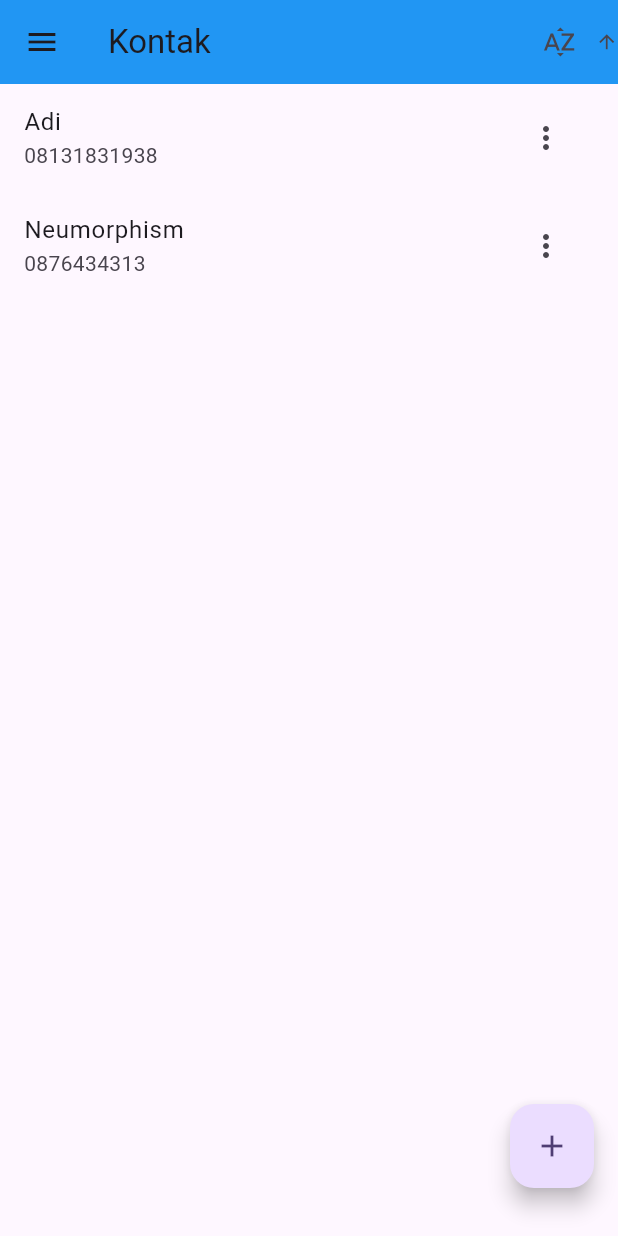
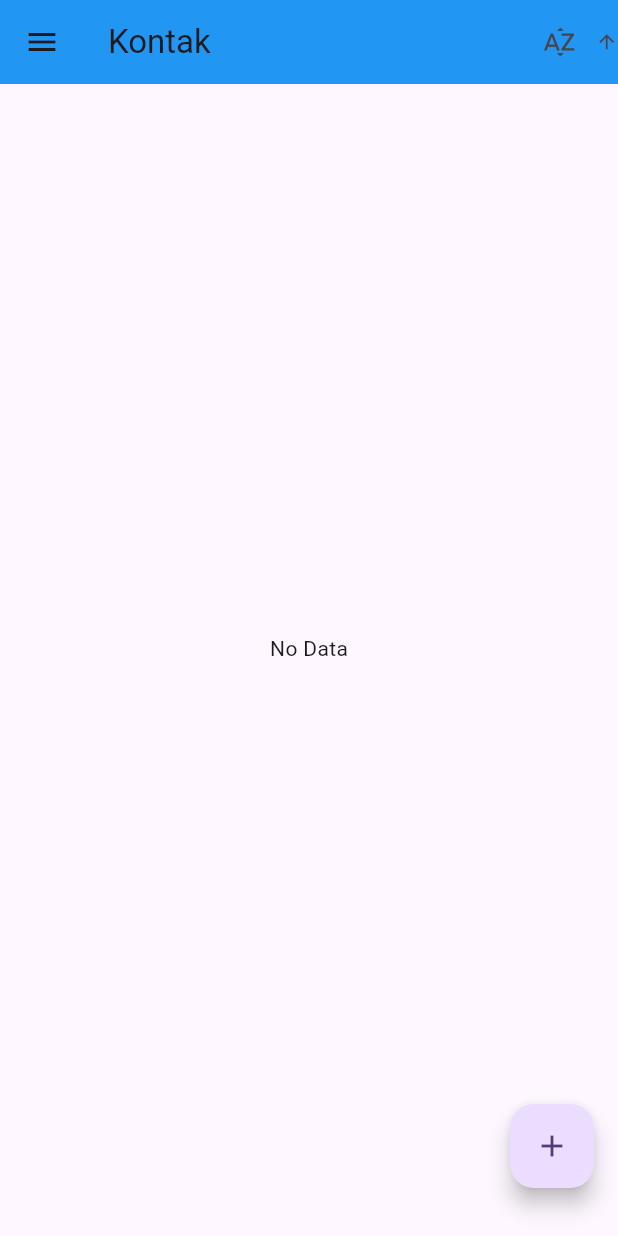
Before and after one commit to RulyOctareza/contact_list, a Flutter app: the screen it shows after launch, on a phone screen of 412 x 824 dp. Run offline on Flutter 3.47's test engine with Material 3 defaults, Android fonts, the phone set to English and light mode, and no system bars; missing offline and left inert: d_info, d_input, d_method.

Commit message:
benerin sort data

```diff
--- a/lib/contact.dart
+++ b/lib/contact.dart
@@ -78,18 +78,7 @@ class _MasteringCRUDState extends State<ContactList> {
     DMethod.printTitle('Read - before get data', listdata.toString());
     // move data
 
-    List<Map> initialList = [
-      {
-        'id': 001,
-        'name': 'Adi',
-        'phoneNumber': '08131831938',
-      },
-      {
-        'id': 002,
-        'name': 'Neumorphism',
-        'phoneNumber': '0876434313',
-      },
-    ];
+    List<Map> initialList = [];
 
     listdata = initialList;
 
@@ -182,7 +171,11 @@ class _MasteringCRUDState extends State<ContactList> {
 
     if (ascending) {
       listdata.sort(
-        (a, b) => a['title'].compareTo(b['title']),
+        (a, b) => a['name'].compareTo(b['name']),
+      );
+    } else {
+      listdata.sort(
+        (a, b) => b['name'].compareTo(a['name']),
       );
     }
     setState(() {});
```
